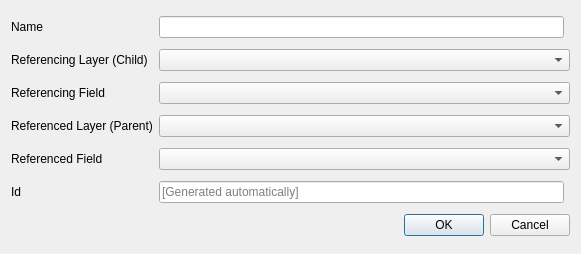
qgis/QGIS, file src/ui/qgsrelationadddlgbase.ui: the form before one commit.
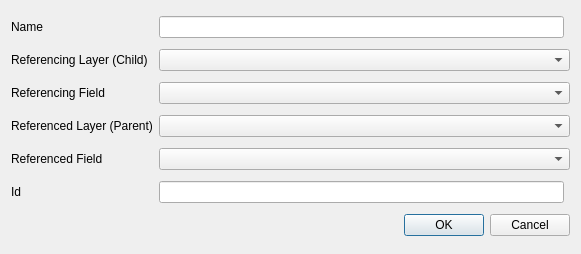
The form after the commit.

Commit message: fix build with Qt <4.7 (eg. Debian Lucid)

```diff
--- a/src/ui/qgsrelationadddlgbase.ui
+++ b/src/ui/qgsrelationadddlgbase.ui
@@ -80,9 +80,6 @@
    </item>
    <item row="8" column="1">
     <widget class="QLineEdit" name="mTxtRelationId">
-     <property name="placeholderText">
-      <string>[Generated automatically]</string>
-     </property>
     </widget>
    </item>
    <item row="1" column="1">
```
The commit also changes 1 other file.
